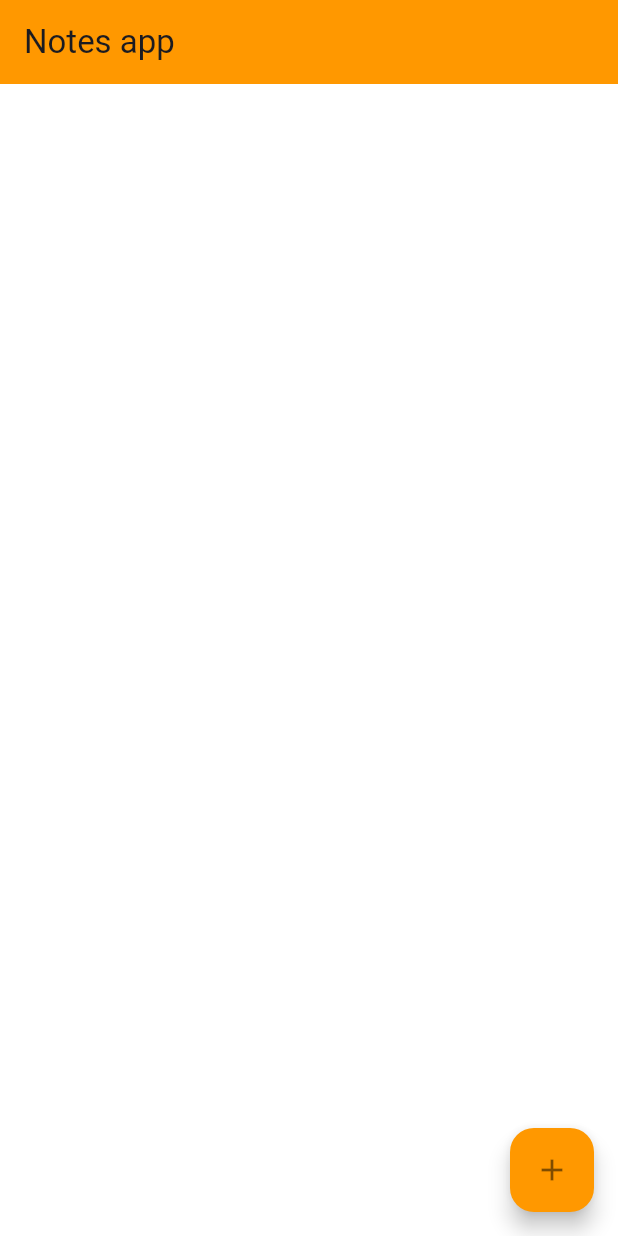
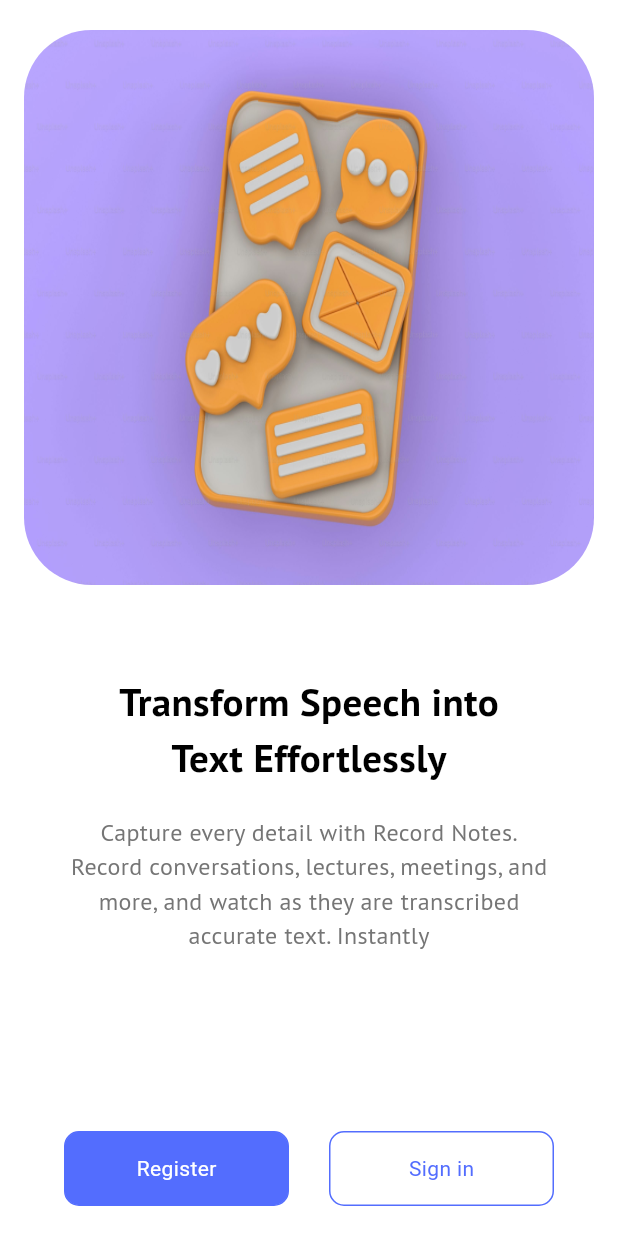
Before and after one commit to SrikantaPrasadrajeUrs/dart_flutter_practise, a Flutter app: the screen it shows after launch, on a phone screen of 412 x 824 dp. Run offline on Flutter 3.47's test engine with Material 3 defaults, Android fonts, the phone set to English and light mode, and no system bars; our stand-ins replace cloud_firestore, firebase_auth, firebase_core, google_fonts; accounts and stored records are empty.

Commit message:
updated code

```diff
--- a/lib/main.dart
+++ b/lib/main.dart
@@ -1,5 +1,6 @@
 import 'package:firebase_core/firebase_core.dart';
 import 'package:first_project/screens/home_screen.dart';
+import 'package:first_project/screens/welcome_screen.dart';
 import 'package:flutter/material.dart';
 import 'firebase_options.dart';
 
@@ -21,7 +22,7 @@ class MyApp extends StatelessWidget {
       theme: ThemeData(
         colorSchemeSeed: Colors.indigoAccent
       ),
-      home: const HomeScreen(),
+      home: const WelcomeScreen(),
     );
   }
 }
--- a/lib/screens/home_screen.dart
+++ b/lib/screens/home_screen.dart
@@ -17,10 +17,9 @@ class _HomeScreenState extends State<HomeScreen> {
   CollectionReference<Map<String, dynamic>> get notes => instance.collection("notes");
 
   Stream<List> getNotes(){
-    // map -> Iterable - Modify each element
     return notes.snapshots().map(
             (snapshot)=>snapshot.docs.map((doc){
-              return doc.data()..['id'] = doc.id;// Map -> key:value
+              return doc.data()..['id'] = doc.id;
             }).toList()
     );
   }
@@ -224,3 +223,11 @@ class _HomeScreenState extends State<HomeScreen> {
 ///
 /// List -> map method, forEach method, where method
 /// ?? ??= ! , variable?.data, spread operator, ...?List
+///
+///
+
+/// Login register
+/// biometric authentication
+/// image update, camera access
+/// supabase - base
+/// animations
--- /dev/null
+++ b/lib/screens/register.dart
@@ -0,0 +1,51 @@
+import 'package:firebase_auth/firebase_auth.dart';
+import 'package:first_project/widgets/button.dart';
+import 'package:flutter/material.dart';
+
+class Register extends StatefulWidget {
+  const Register({super.key});
+
+  @override
+  State<Register> createState() => _RegisterState();
+}
+
+class _RegisterState extends State<Register> {
+  final TextEditingController emailController = TextEditingController();
+  final TextEditingController passwordController = TextEditingController();
+
+  void register() {
+    print(
+      "email: ${emailController.text}, password: ${passwordController.text}",
+    );
+    final instance = FirebaseAuth.instance;
+    instance.signInWithEmailAndPassword(
+      email: emailController.text,
+      password: passwordController.text,
+    );
+  }
+
+  @override
+  Widget build(BuildContext context) {
+    return Scaffold(
+      backgroundColor: Colors.white,
+      body: Padding(
+        padding: EdgeInsets.symmetric(horizontal: 16, vertical: 20),
+        child: Column(
+          crossAxisAlignment: CrossAxisAlignment.center,
+          mainAxisAlignment: MainAxisAlignment.center,
+          children: [
+            TextFormField(controller: emailController),
+            TextFormField(controller: passwordController),
+            SizedBox(height: 20),
+            Button(
+              backgroundColor: Colors.indigo,
+              textStyle: TextStyle(color: Colors.white),
+              text: "Register",
+              onPressed: register,
+            ),
+          ],
+        ),
+      ),
+    );
+  }
+}
--- /dev/null
+++ b/lib/screens/welcome_screen.dart
@@ -0,0 +1,77 @@
+import 'package:first_project/screens/register.dart';
+import 'package:first_project/widgets/button.dart';
+import 'package:flutter/material.dart';
+import 'package:google_fonts/google_fonts.dart';
+
+class WelcomeScreen extends StatelessWidget {
+  const WelcomeScreen({super.key});
+  @override
+  Widget build(BuildContext context) {
+    final style1 = GoogleFonts.ptSans(
+      fontSize: 26,
+      color: Colors.black,
+      fontWeight: FontWeight.w600,
+    );
+    final style2 = GoogleFonts.ptSans(
+      fontSize: 16,
+      color: Colors.grey.shade600,
+    );
+    return Scaffold(
+      backgroundColor: Colors.white,
+      body: SafeArea(
+        child: Padding(
+          padding: EdgeInsets.symmetric(horizontal: 16, vertical: 20),
+          child: Column(
+            crossAxisAlignment: CrossAxisAlignment.center,
+            mainAxisAlignment: MainAxisAlignment.start,
+            children: [
+              ClipRRect(
+                borderRadius: BorderRadius.circular(45),
+                child: Image.asset(
+                  "assets/images/notes.jpg",
+                  height: 370,
+                  fit: BoxFit.fill,
+                ),
+              ),
+              Spacer(),
+              Text("Transform Speech into", style: style1),
+              Text("Text Effortlessly", style: style1),
+              SizedBox(height: 20),
+              Text("Capture every detail with Record Notes.", style: style2),
+              Text(
+                "Record conversations, lectures, meetings, and",
+                style: style2,
+              ),
+              Text("more, and watch as they are transcribed", style: style2),
+              Text("accurate text. Instantly", style: style2),
+              Spacer(flex: 2),
+              Row(
+                mainAxisAlignment: MainAxisAlignment.spaceEvenly,
+                children: [
+                  Button(
+                    backgroundColor: Colors.indigoAccent,
+                    text: "Register",
+                    textStyle: TextStyle(color: Colors.white, fontSize: 14),
+                    onPressed: () {
+                      Navigator.of(context).push(
+                        MaterialPageRoute(builder: (context) => Register()),
+                      );
+                    },
+                  ),
+                  Button(
+                    backgroundColor: Colors.white,
+                    text: "Sign in",
+                    textStyle: TextStyle(
+                      color: Colors.indigoAccent,
+                      fontSize: 14,
+                    ),
+                  ),
+                ],
+              ),
+            ],
+          ),
+        ),
+      ),
+    );
+  }
+}
--- /dev/null
+++ b/lib/widgets/button.dart
@@ -0,0 +1,34 @@
+import 'package:flutter/material.dart';
+
+class Button extends StatelessWidget {
+  final Color backgroundColor;
+  final String text;
+  final double width;
+  final double height;
+  final TextStyle textStyle;
+  final VoidCallback? onPressed; // void function(){}
+  const Button({super.key,
+    required this.backgroundColor,
+    required this.textStyle,
+    this.onPressed,
+    required this.text,
+    this.width = 150,
+    this.height = 50});
+
+  @override
+  Widget build(BuildContext context) {
+    return GestureDetector(
+      onTap: onPressed,
+      child: Container(
+        width: width,
+        height: height,
+        decoration: BoxDecoration(
+          borderRadius: BorderRadius.circular(10),
+          color: backgroundColor,
+          border: Border.all(color: Colors.indigoAccent)
+        ),
+        child: Center(child: Text(text, style: textStyle,)),
+      ),
+    );
+  }
+}
--- a/pubspec.yaml
+++ b/pubspec.yaml
@@ -37,6 +37,8 @@ dependencies:
   http: ^1.4.0
   firebase_core: ^4.0.0
   cloud_firestore: ^6.0.0
+  google_fonts: ^6.3.0
+  firebase_auth: ^6.0.1
 
 dev_dependencies:
   flutter_test:
```
Also changed, not shown: assets/images/Screenshot 2025-08-15 at 21.52.29.png (added), assets/images/notes.jpg (added), assets/images/welcome.jpg (added), pubspec.lock, 4 other files.
